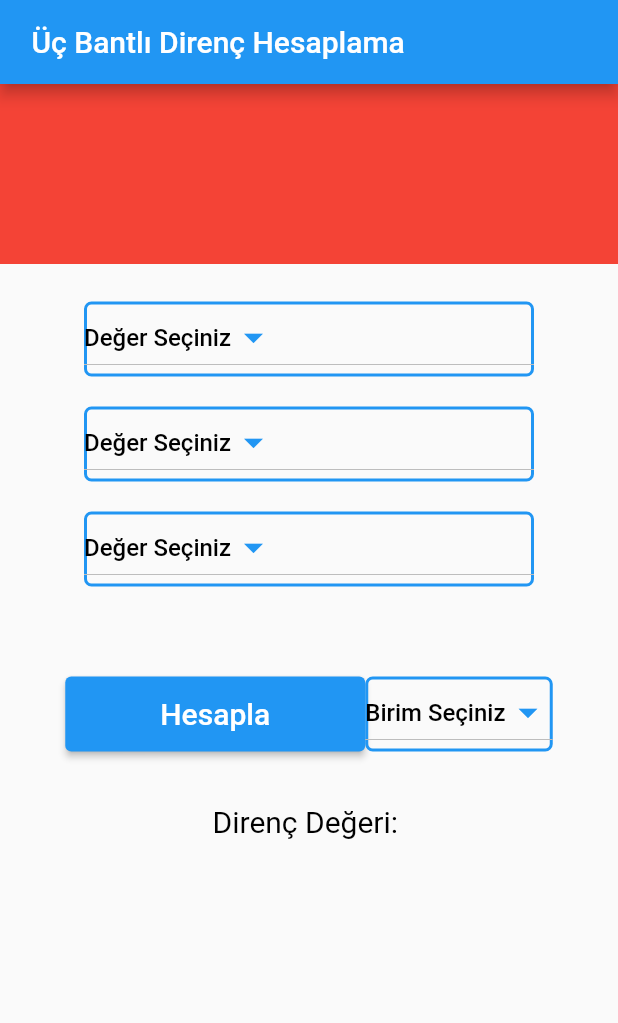
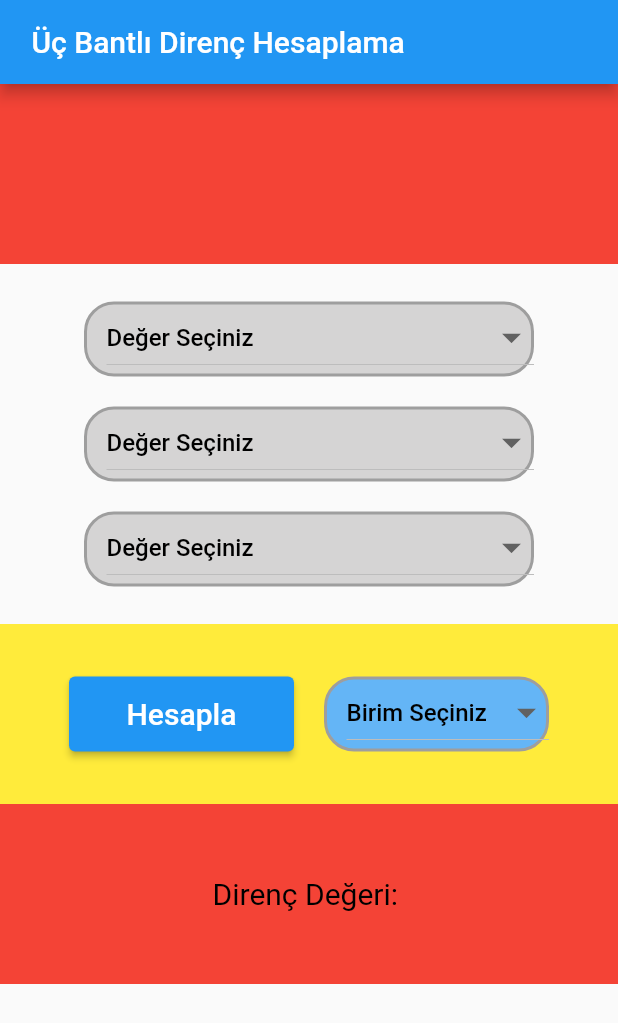
Before and after one commit to SeckinY1/Flutter-Projects, a Flutter app: the screen it shows after launch, on a phone screen of 412 x 824 dp. Shown: the top 1023 px of the screen. Run offline on Flutter 3.47's test engine with Material 2 defaults, Android fonts, the phone set to English and light mode, and no system bars.

Commit message:
Şule Duman
Tasarıma devam edildi.

```diff
--- a/direnc_uygulamasi/lib/screens/uc_bant_hesaplama.dart
+++ b/direnc_uygulamasi/lib/screens/uc_bant_hesaplama.dart
@@ -57,6 +57,7 @@ class _UcBantHesaplamaState extends State<UcBantHesaplama> {
             mainAxisAlignment: MainAxisAlignment.center,
             children: [
               BantSecimi(
+                  bgColor: const Color.fromRGBO(213, 212, 212, 1),
                   width: 300,
                   height: 50,
                   text: "Değer Seçiniz",
@@ -71,6 +72,7 @@ class _UcBantHesaplamaState extends State<UcBantHesaplama> {
                 height: 20,
               ),
               BantSecimi(
+                  bgColor: const Color.fromRGBO(213, 212, 212, 1),
                   width: 300,
                   height: 50,
                   text: "Değer Seçiniz",
@@ -85,6 +87,7 @@ class _UcBantHesaplamaState extends State<UcBantHesaplama> {
                 height: 20,
               ),
               BantSecimi(
+                  bgColor: const Color.fromRGBO(213, 212, 212, 1),
                   width: 300,
                   height: 50,
                   text: "Değer Seçiniz",
@@ -98,7 +101,8 @@ class _UcBantHesaplamaState extends State<UcBantHesaplama> {
             ],
           ),
         ),
-        SizedBox(
+        Container(
+          color: Colors.yellow,
           height: 120,
           child: Row(
             mainAxisAlignment: MainAxisAlignment.center,
@@ -107,7 +111,7 @@ class _UcBantHesaplamaState extends State<UcBantHesaplama> {
                 renkDegeri1: renkDegeri1,
                 renkDegeri2: renkDegeri2,
                 renkDegeri3: renkDegeri3,
-                width: 200,
+                width: 150,
                 childDegeri: "Hesapla",
                 onPressed: () {
                   setState(() {
@@ -128,7 +132,11 @@ class _UcBantHesaplamaState extends State<UcBantHesaplama> {
                   });
                 },
               ),
+              const SizedBox(
+                width: 20,
+              ),
               BantSecimi(
+                  bgColor: Colors.blue.shade300,
                   gelenRenkler: bolumMap,
                   gelenRenkDegeri: bolum,
                   onPressed: (double? deger4) {
@@ -136,13 +144,15 @@ class _UcBantHesaplamaState extends State<UcBantHesaplama> {
                       bolum = deger4;
                     });
                   },
-                  width: 125,
+                  width: 150,
                   height: 50,
                   text: "Birim Seçiniz")
             ],
           ),
         ),
         Container(
+          alignment: Alignment.center,
+          color: Colors.red,
           height: 120,
           child: Text(
             "Direnç Değeri: $deger",
--- a/direnc_uygulamasi/lib/wedgits/buttons/bant_secimi.dart
+++ b/direnc_uygulamasi/lib/wedgits/buttons/bant_secimi.dart
@@ -7,6 +7,7 @@ class BantSecimi extends StatelessWidget {
   final double? width;
   final double? height;
   final String? text;
+  final Color? bgColor;
 
   const BantSecimi(
       {Key? key,
@@ -15,7 +16,8 @@ class BantSecimi extends StatelessWidget {
       required this.onPressed,
       required this.width,
       required this.height,
-      required this.text})
+      required this.text,
+      required this.bgColor})
       : super(key: key);
 
   @override
@@ -25,14 +27,18 @@ class BantSecimi extends StatelessWidget {
       height: height,
       child: DecoratedBox(
         decoration: BoxDecoration(
-            border: Border.all(width: 2, color: Colors.blue),
-            borderRadius: BorderRadius.circular(5)),
+            color: bgColor,
+            border: Border.all(width: 2, color: Colors.grey),
+            borderRadius: BorderRadius.circular(20)),
+        child: Padding(
+          padding: const EdgeInsets.only(left: 15),
           child: DropdownButton(
-          alignment: Alignment.center,
             hint: Text(
               text!,
               style: const TextStyle(
-                color: Colors.black, fontSize: 16, fontWeight: FontWeight.w500),
+                  color: Colors.black,
+                  fontSize: 16,
+                  fontWeight: FontWeight.w500),
             ),
             items: gelenRenkler!
                 .map((oAnkiRenk, oAnkiDeger) {
@@ -48,7 +54,8 @@ class BantSecimi extends StatelessWidget {
             onChanged: onPressed,
             value: gelenRenkDegeri,
             iconSize: 30,
-          iconEnabledColor: Colors.blue,
+            isExpanded: true,
+          ),
         ),
       ),
     );
```
Lines whose indentation alone changed are shown as unchanged.
